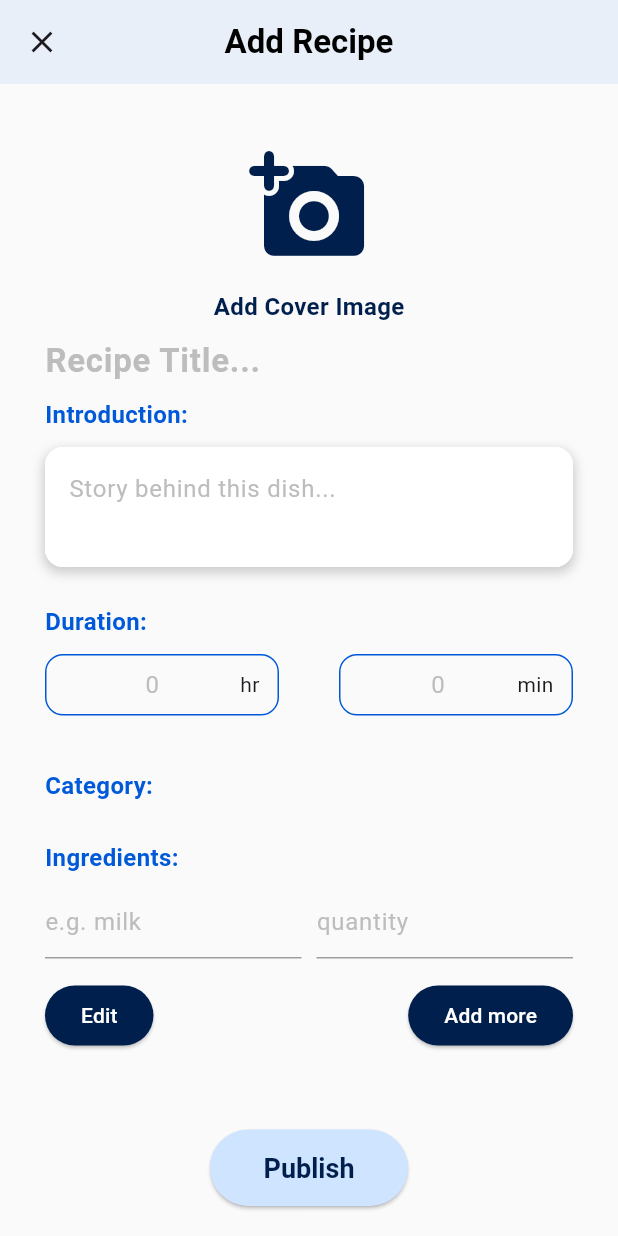
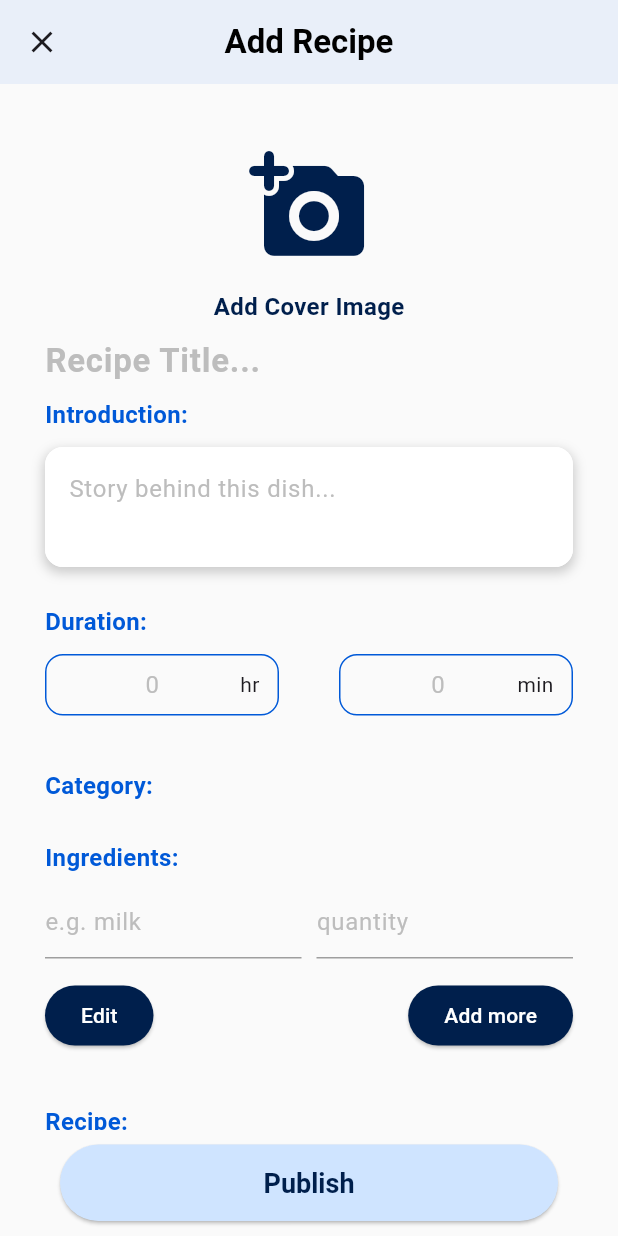
Before and after one commit to yifang2023/casa0015-MyRecipe, a Flutter app: the screen it shows once a user with an empty profile is signed in, after a tap on the "add box" icon, on a phone screen of 412 x 824 dp. Run offline on Flutter 3.47's test engine with Material 3 defaults, Android fonts, the light colour scheme and no system bars; our stand-ins replace cloud_firestore, firebase_auth, firebase_core, firebase_storage, flutter_svg, fluttertoast and 6 more; missing offline and left inert: dart:ffi, firebase_app_check; accounts and stored records are empty; network calls fail.

Commit message:
Modify UI

```diff
--- a/lib/components/recipe_card.dart
+++ b/lib/components/recipe_card.dart
@@ -27,7 +27,7 @@ class RecipeCard extends StatelessWidget {
                 BorderRadius.vertical(top: Radius.circular(12)), // 图片顶部圆角
             child: Image.network(
               imageUrl,
-              height: 130, // 图片高度
+              height: 100, // 图片高度
               width: double.infinity, // 图片宽度填满卡片
               fit: BoxFit.cover,
             ),
--- a/lib/pages/login_page.dart
+++ b/lib/pages/login_page.dart
@@ -62,6 +62,7 @@ class _LoginPageState extends State<LoginPage> {
               const SizedBox(height: 10),
               const Text(
                 'Welcome back, you\'ve been missed!',
+                textAlign: TextAlign.center,
                 style: TextStyle(
                   fontSize: 20,
                 ),
--- a/lib/pages/recipe/page_recipe_add.dart
+++ b/lib/pages/recipe/page_recipe_add.dart
@@ -265,7 +265,7 @@ class _RecipeAddPageState extends State<RecipeAddPage> {
         width: double
             .infinity, // Ensures the container takes full width of the screen
         child: Padding(
-          padding: const EdgeInsets.fromLTRB(140, 20, 140, 20),
+          padding: const EdgeInsets.symmetric(horizontal: 40, vertical: 10),
           child: ElevatedButton(
             style: ElevatedButton.styleFrom(
               foregroundColor: const Color(0xFF001F4C),
@@ -276,7 +276,15 @@ class _RecipeAddPageState extends State<RecipeAddPage> {
                 fontWeight: FontWeight.bold,
               ),
             ),
-            child: const Text('Publish'),
+            child: const Text(
+              'Publish',
+              textAlign: TextAlign.center,
+              style: TextStyle(
+                color: Color(0xFF001F4C),
+                fontSize: 18,
+                fontWeight: FontWeight.bold,
+              ),
+            ),
             onPressed: () {
               _submitData(context);
             },
--- a/lib/pages/recipe/recipe_card.dart
+++ b/lib/pages/recipe/recipe_card.dart
@@ -21,7 +21,7 @@ class RecipeCard extends StatelessWidget {
                 top: Radius.circular(12)), // 图片顶部圆角。
             child: Image.network(
               data.coverUrl,
-              height: 160, // 图片高度。
+              height: 100, // 图片高度。
               width: double.infinity, // 图片宽度填满卡片。
               fit: BoxFit.cover,
             ),
--- a/pubspec.yaml
+++ b/pubspec.yaml
@@ -16,7 +16,7 @@ publish_to: 'none' # Remove this line if you wish to publish to pub.dev
 # https://developer.apple.com/library/archive/documentation/General/Reference/InfoPlistKeyReference/Articles/CoreFoundationKeys.html
 # In Windows, build-name is used as the major, minor, and patch parts
 # of the product and file versions while build-number is used as the build suffix.
-version: 1.0.3+1
+version: 1.0.4+1
 
 environment:
   sdk: '>=3.2.3 <4.0.0'
```
Also changed, not shown: 1 other file.
